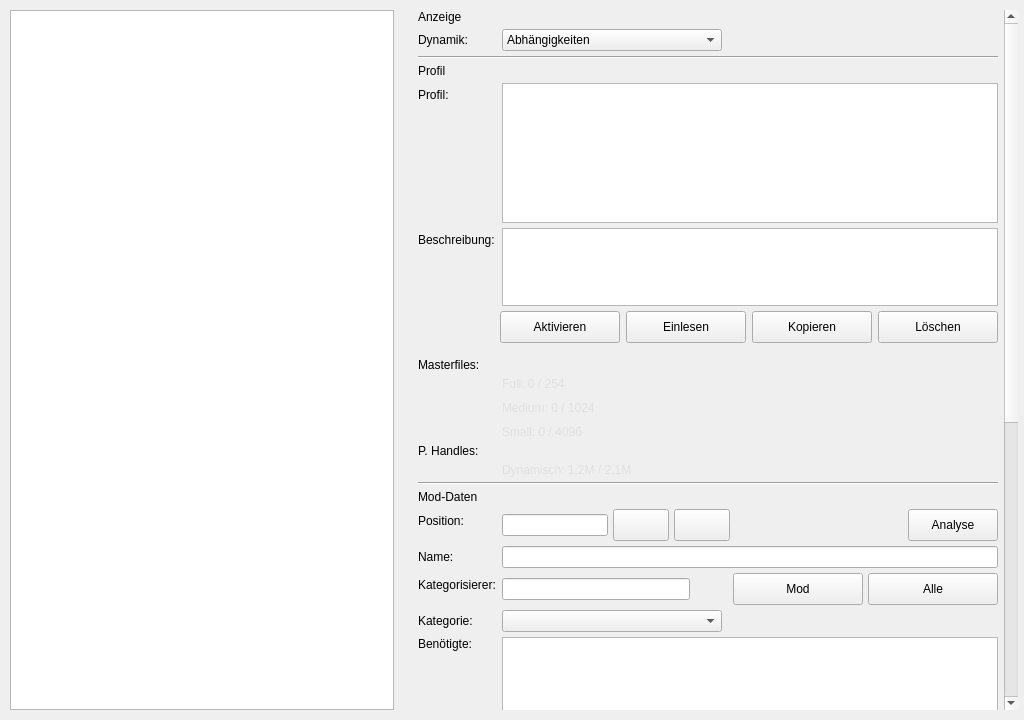
Above: Structure/GUI/Page_LoadOrder.ui from Looking4Git/Starfield_LOH before the change. Below: the same form after it.
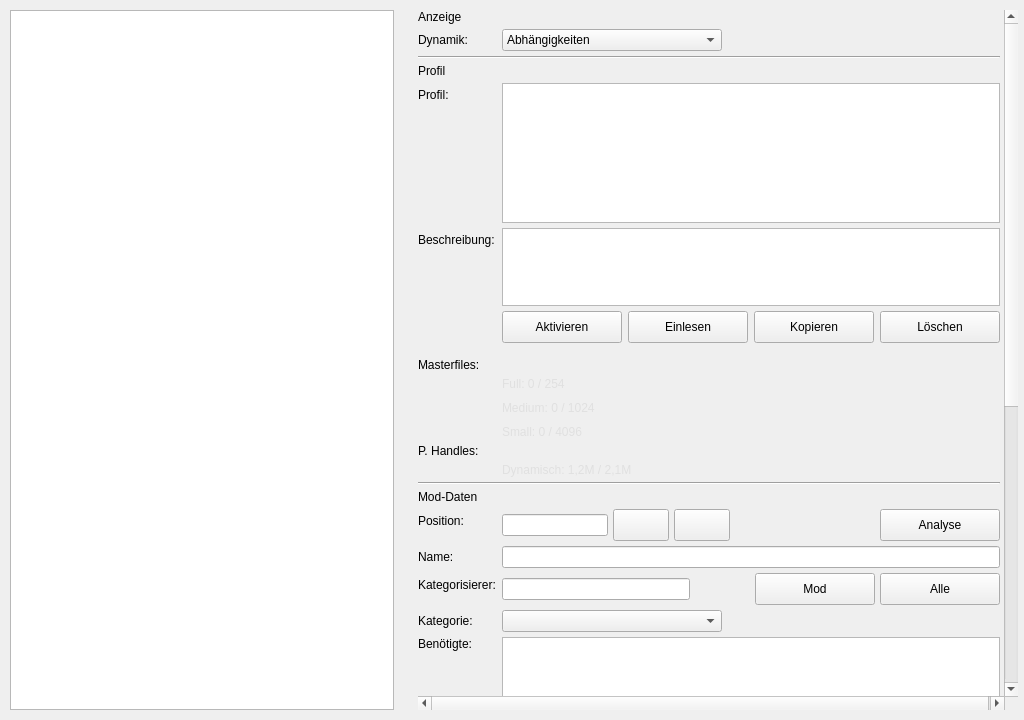
That is the form after the change. Icons and pictures are not drawn. Custom widgets are drawn as their Qt base class.

Commit message: feat(ui): Markdown-Steuerelement mit schwebender Lupe und Zoom-Fenster implementiert, Dropdown- und Button-Layout harmonisiert

Diff of the .ui file:
```diff
--- a/Structure/GUI/Page_LoadOrder.ui
+++ b/Structure/GUI/Page_LoadOrder.ui
@@ -239,7 +239,7 @@
            </property>
           </widget>
          </item>
-         <item row="6" column="0" colspan="2">
+         <item row="6" column="1">
           <layout class="QHBoxLayout" name="layout_profile_buttons">
            <property name="spacing">
             <number>6</number>
@@ -256,19 +256,6 @@
            <property name="bottomMargin">
             <number>10</number>
            </property>
-           <item>
-            <spacer name="spacer_profile_buttons">
-             <property name="orientation">
-              <enum>Qt::Orientation::Horizontal</enum>
-             </property>
-             <property name="sizeHint" stdset="0">
-              <size>
-               <width>40</width>
-               <height>20</height>
-              </size>
-             </property>
-            </spacer>
-           </item>
            <item>
             <widget class="QPushButton" name="btn_activate_profile">
              <property name="minimumSize">
@@ -591,13 +578,13 @@
             <widget class="QPushButton" name="btn_analysis">
              <property name="minimumSize">
               <size>
-               <width>90</width>
+               <width>120</width>
                <height>32</height>
               </size>
              </property>
              <property name="maximumSize">
               <size>
-               <width>110</width>
+               <width>120</width>
                <height>32</height>
               </size>
              </property>
@@ -686,13 +673,13 @@
             <widget class="QPushButton" name="btn_apply_classifier_mod">
              <property name="minimumSize">
               <size>
-               <width>130</width>
+               <width>120</width>
                <height>32</height>
               </size>
              </property>
              <property name="maximumSize">
               <size>
-               <width>130</width>
+               <width>120</width>
                <height>32</height>
               </size>
              </property>
@@ -705,13 +692,13 @@
             <widget class="QPushButton" name="btn_apply_classifier_all">
              <property name="minimumSize">
               <size>
-               <width>130</width>
+               <width>120</width>
                <height>32</height>
               </size>
              </property>
              <property name="maximumSize">
               <size>
-               <width>130</width>
+               <width>120</width>
                <height>32</height>
               </size>
              </property>
```
Left out of the diff: 24 changed lines with no effect on the pictures. The commit also changes 15 other files.
